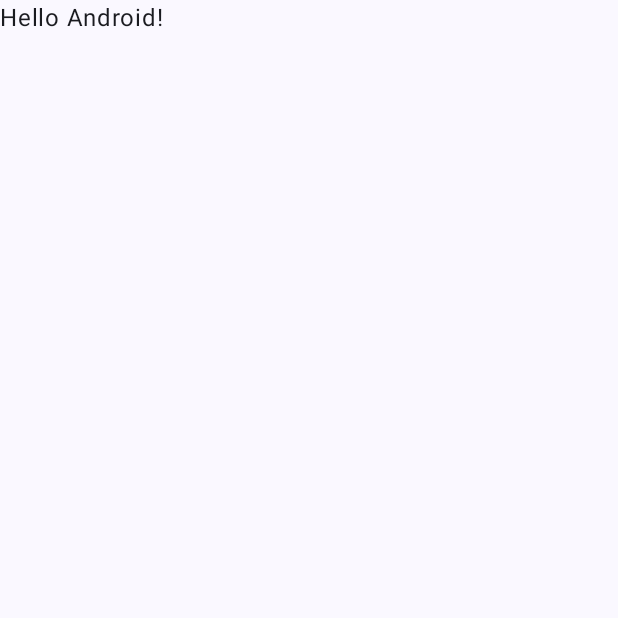
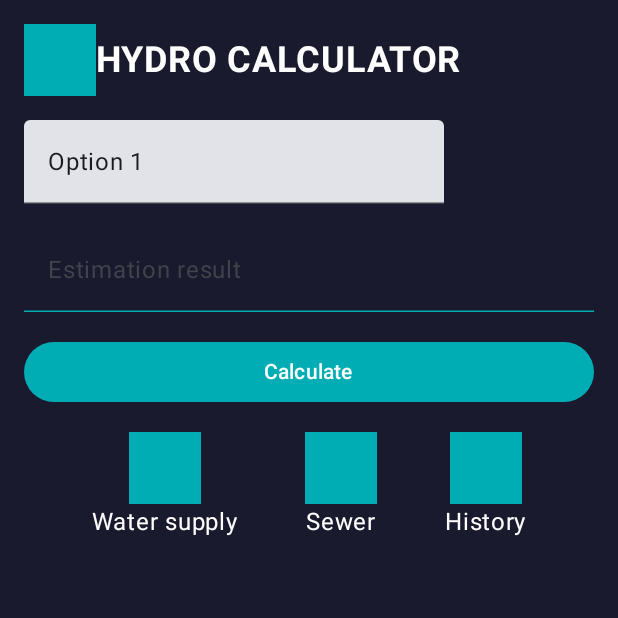
Before and after one commit to AsenTerziyski/HydroCalculatorAndroid, an Android app built with Jetpack Compose: the screen it shows after launch (MainActivity), on a phone screen of 412 x 824 dp, the top half of it. Before the commit the part shown is almost empty. Run offline under Robolectric (Android 15) with nearby library versions, the phone set to English and light mode, and no system bars.

Commit message:
Create water estimation screen structure

```diff
--- a/app/src/main/java/com/example/hydrocalculator/MainActivity.kt
+++ b/app/src/main/java/com/example/hydrocalculator/MainActivity.kt
@@ -11,6 +11,7 @@ import androidx.compose.runtime.Composable
 import androidx.compose.ui.Modifier
 import androidx.compose.ui.tooling.preview.Preview
 import com.example.hydrocalculator.ui.theme.HydrocalculatorTheme
+import com.example.hydrocalculator.view.HydroCalculatorScreen
 
 class MainActivity : ComponentActivity() {
     override fun onCreate(savedInstanceState: Bundle?) {
@@ -22,7 +23,8 @@ class MainActivity : ComponentActivity() {
                     modifier = Modifier.fillMaxSize(),
                     color = MaterialTheme.colorScheme.background
                 ) {
-                    Greeting("Android")
+//                    Greeting("Android")
+                    HydroCalculatorScreen()
                 }
             }
         }
--- /dev/null
+++ b/app/src/main/java/com/example/hydrocalculator/view/WaterEstimationView.kt
@@ -0,0 +1,171 @@
+package com.example.hydrocalculator.view
+
+import androidx.compose.foundation.background
+import androidx.compose.foundation.clickable
+import androidx.compose.foundation.layout.Arrangement
+import androidx.compose.foundation.layout.Column
+import androidx.compose.foundation.layout.Row
+import androidx.compose.foundation.layout.fillMaxSize
+import androidx.compose.foundation.layout.fillMaxWidth
+import androidx.compose.foundation.layout.padding
+import androidx.compose.foundation.layout.size
+import androidx.compose.foundation.layout.width
+import androidx.compose.material3.Button
+import androidx.compose.material3.ButtonDefaults
+import androidx.compose.material3.DropdownMenu
+import androidx.compose.material3.DropdownMenuItem
+import androidx.compose.material3.ExperimentalMaterial3Api
+import androidx.compose.material3.Icon
+import androidx.compose.material3.LocalTextStyle
+import androidx.compose.material3.Text
+import androidx.compose.material3.TextField
+import androidx.compose.material3.TextFieldDefaults
+import androidx.compose.runtime.Composable
+import androidx.compose.runtime.mutableStateOf
+import androidx.compose.runtime.remember
+import androidx.compose.ui.Alignment
+import androidx.compose.ui.Modifier
+import androidx.compose.ui.graphics.Color
+import androidx.compose.ui.res.painterResource
+import androidx.compose.ui.text.font.FontWeight
+import androidx.compose.ui.unit.dp
+import androidx.compose.ui.unit.sp
+import com.example.hydrocalculator.R
+
+@OptIn(ExperimentalMaterial3Api::class)
+@Composable
+fun HydroCalculatorScreen() {
+    Column(
+        modifier = Modifier
+            .fillMaxSize()
+            .background(Color(0xFF1A1A2E))
+            .padding(16.dp)
+    ) {
+        Row(
+            verticalAlignment = Alignment.CenterVertically,
+            modifier = Modifier.padding(bottom = 16.dp)
+        ) {
+            Icon(
+                painter = painterResource(id = R.drawable.ic_launcher_background),
+                contentDescription = "Hydro Calculator Logo",
+                tint = Color(0xFF00ADB5),
+                modifier = Modifier.size(48.dp)
+            )
+            Spacer(modifier = Modifier.width(8.dp))
+            Text(
+                text = "HYDRO CALCULATOR",
+                color = Color.White,
+                fontSize = 24.sp,
+                fontWeight = FontWeight.Bold
+            )
+        }
+
+        CustomDropdownMenu(
+            label = "Select",
+            options = listOf("Option 1", "Option 2", "Option 3"),
+            modifier = Modifier
+                .fillMaxWidth()
+                .padding(bottom = 16.dp)
+        )
+
+        TextField(
+            value = "",
+            onValueChange = {},
+            label = { Text("Estimation result") },
+            modifier = Modifier
+                .fillMaxWidth()
+                .padding(bottom = 16.dp),
+            colors = TextFieldDefaults.colors(
+                focusedIndicatorColor = Color(0xFF00ADB5),
+                unfocusedIndicatorColor = Color(0xFF00ADB5),
+                focusedContainerColor = Color(0xFF1A1A2E),
+                unfocusedContainerColor = Color(0xFF1A1A2E),
+                cursorColor = Color(0xFF00ADB5),
+                focusedTextColor = Color.White,
+                unfocusedTextColor = Color.White
+            )
+        )
+
+        Button(
+            onClick = { /* Handle calculate action */ },
+            modifier = Modifier
+                .fillMaxWidth()
+                .padding(bottom = 16.dp),
+            colors = ButtonDefaults.buttonColors(Color(0xFF00ADB5))
+        ) {
+            Text(text = "Calculate", color = Color.White)
+        }
+
+        Row(
+            horizontalArrangement = Arrangement.SpaceEvenly,
+            modifier = Modifier.fillMaxWidth()
+        ) {
+            IconWithLabel(iconRes = R.drawable.ic_launcher_background, label = "Water supply")
+            IconWithLabel(iconRes = R.drawable.ic_launcher_background, label = "Sewer")
+            IconWithLabel(iconRes = R.drawable.ic_launcher_background, label = "History")
+        }
+    }
+}
+
+@Composable
+fun Spacer(modifier: Any) {
+
+}
+
+@OptIn(ExperimentalMaterial3Api::class)
+@Composable
+fun CustomDropdownMenu(label: String, options: List<String>, modifier: Modifier = Modifier) {
+    var expanded = remember { mutableStateOf(false) }
+    var selectedOption = remember { mutableStateOf(options[0]) }
+
+    Column(modifier = modifier) {
+
+        TextField(value = selectedOption.value, onValueChange = {})
+
+
+//        TextField(
+//            value = selectedOption,
+//            onValueChange = {},
+//            readOnly = true,
+//            label = { Text(label) },
+//            modifier = Modifier
+//                .fillMaxWidth()
+//                .clickable { expanded.value = true },
+//            textStyle = LocalTextStyle.current.copy(color = Color.White),
+//            colors = TextFieldDefaults.colors(
+//                focusedContainerColor = Color(0xFF1A1A2E),
+//                unfocusedContainerColor = Color(0xFF1A1A2E),
+//                focusedIndicatorColor = Color(0xFF00ADB5),
+//                unfocusedIndicatorColor = Color(0xFF00ADB5),
+//                cursorColor = Color(0xFF00ADB5)
+//            )
+//        )
+        DropdownMenu(
+            expanded = expanded.value,
+            onDismissRequest = { expanded.value = false }
+        ) {
+            options.forEach { option ->
+                DropdownMenuItem(
+                    onClick = {
+                        selectedOption.value = option
+                        expanded.value = false
+                    },
+                    text = { Text(text = option) }
+                )
+            }
+        }
+    }
+}
+
+@Composable
+fun IconWithLabel(iconRes: Int, label: String) {
+    Column(horizontalAlignment = Alignment.CenterHorizontally) {
+        Icon(
+            painter = painterResource(id = iconRes),
+            contentDescription = label,
+            tint = Color(0xFF00ADB5),
+            modifier = Modifier.size(48.dp)
+        )
+        Text(text = label, color = Color.White)
+    }
+}
```
